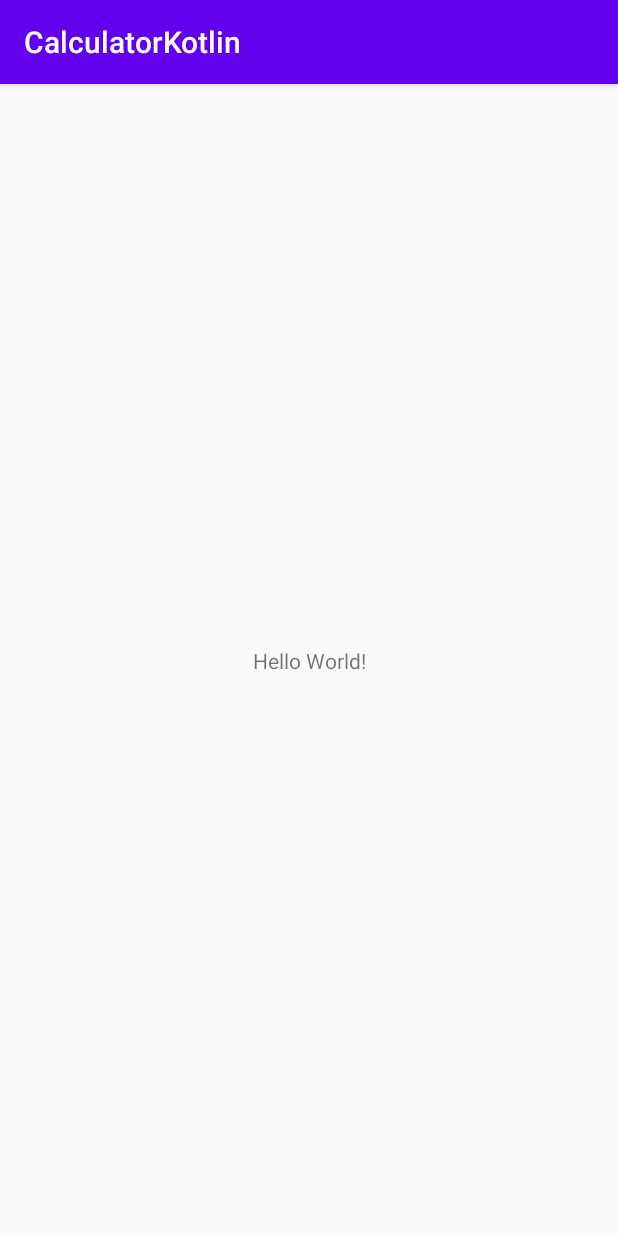
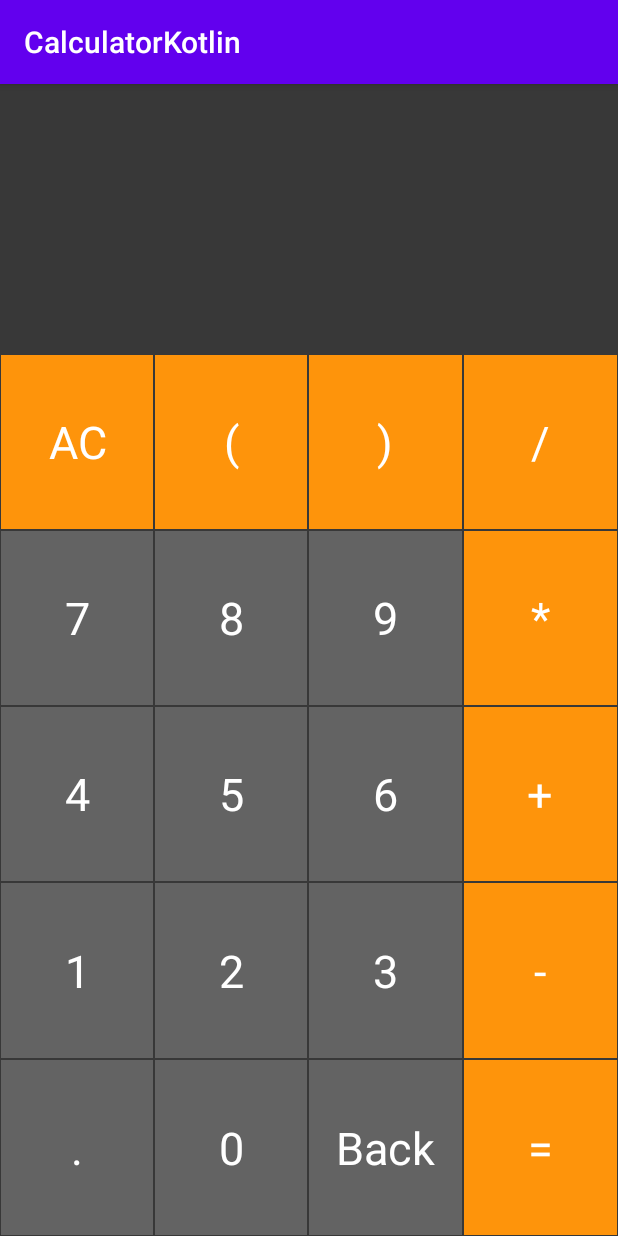
Before and after one commit to nickelk/calculator-kotlin, an Android app: the screen it shows after launch (MainActivity), on a phone screen of 412 x 824 dp. Run offline under Robolectric (Android 15) with nearby library versions, the phone set to English and light mode, and no system bars.

Commit message:
main layout added

```diff
--- a/app/src/main/res/layout/activity_main.xml
+++ b/app/src/main/res/layout/activity_main.xml
@@ -1,18 +1,141 @@
 <?xml version="1.0" encoding="utf-8"?>
-<androidx.constraintlayout.widget.ConstraintLayout xmlns:android="http://schemas.android.com/apk/res/android"
+<LinearLayout xmlns:android="http://schemas.android.com/apk/res/android"
     xmlns:app="http://schemas.android.com/apk/res-auto"
     xmlns:tools="http://schemas.android.com/tools"
     android:layout_width="match_parent"
     android:layout_height="match_parent"
+    android:background="#383838"
+    android:orientation="vertical"
     tools:context=".MainActivity">
 
     <TextView
-        android:layout_width="wrap_content"
-        android:layout_height="wrap_content"
-        android:text="Hello World!"
-        app:layout_constraintBottom_toBottomOf="parent"
-        app:layout_constraintLeft_toLeftOf="parent"
-        app:layout_constraintRight_toRightOf="parent"
-        app:layout_constraintTop_toTopOf="parent" />
+        android:id="@+id/math_operation"
+        android:layout_width="match_parent"
+        android:layout_height="80sp"
+        android:ellipsize="start"
+        android:gravity="end"
+        android:textColor="@android:color/white"
+        android:textSize="40sp" />
 
-</androidx.constraintlayout.widget.ConstraintLayout>
+    <TextView
+        android:id="@+id/result_text"
+        android:layout_width="match_parent"
+        android:layout_height="100sp"
+        android:ellipsize="end"
+        android:gravity="end"
+        android:textColor="@android:color/white"
+        android:textSize="30sp" />
+
+    <LinearLayout
+        android:layout_width="match_parent"
+        android:orientation="vertical"
+        android:layout_height="match_parent">
+
+        <LinearLayout
+            android:layout_width="match_parent"
+            android:orientation="horizontal"
+            android:layout_weight="1"
+            android:layout_height="0dp"
+            tools:ignore="Suspicious0dp">
+
+            <TextView
+                style="@style/ActionButton"
+                android:text="AC" />
+            <TextView
+                style="@style/ActionButton"
+                android:text="(" />
+            <TextView
+                style="@style/ActionButton"
+                android:text=")" />
+            <TextView
+                style="@style/ActionButton"
+                android:text="/" />
+        </LinearLayout>
+
+        <LinearLayout
+            android:layout_width="match_parent"
+            android:orientation="horizontal"
+            android:layout_weight="1"
+            android:layout_height="0dp"
+            tools:ignore="Suspicious0dp">
+
+            <TextView
+                style="@style/NumberButton"
+                android:text="7" />
+            <TextView
+                style="@style/NumberButton"
+                android:text="8" />
+            <TextView
+                style="@style/NumberButton"
+                android:text="9" />
+            <TextView
+                style="@style/ActionButton"
+                android:text="*" />
+
+        </LinearLayout>
+        <LinearLayout
+            android:layout_width="match_parent"
+            android:orientation="horizontal"
+            android:layout_weight="1"
+            android:layout_height="0dp"
+            tools:ignore="Suspicious0dp">
+
+            <TextView
+                style="@style/NumberButton"
+                android:text="4" />
+            <TextView
+                style="@style/NumberButton"
+                android:text="5" />
+            <TextView
+                style="@style/NumberButton"
+                android:text="6" />
+            <TextView
+                style="@style/ActionButton"
+                android:text="+" />
+
+        </LinearLayout>
+        <LinearLayout
+            android:layout_width="match_parent"
+            android:orientation="horizontal"
+            android:layout_weight="1"
+            android:layout_height="0dp"
+            tools:ignore="Suspicious0dp">
+
+            <TextView
+                style="@style/NumberButton"
+                android:text="1" />
+            <TextView
+                style="@style/NumberButton"
+                android:text="2" />
+            <TextView
+                style="@style/NumberButton"
+                android:text="3" />
+            <TextView
+                style="@style/ActionButton"
+                android:text="-" />
+
+        </LinearLayout>
+        <LinearLayout
+            android:layout_width="match_parent"
+            android:orientation="horizontal"
+            android:layout_weight="1"
+            android:layout_height="0dp"
+            tools:ignore="Suspicious0dp">
+
+            <TextView
+                style="@style/NumberButton"
+                android:text="." />
+            <TextView
+                style="@style/NumberButton"
+                android:text="0" />
+            <TextView
+                style="@style/NumberButton"
+                android:text="Back" />
+            <TextView
+                style="@style/ActionButton"
+                android:text="=" />
+
+        </LinearLayout>
+    </LinearLayout>
+
+</LinearLayout>
--- a/app/src/main/res/values/styles.xml
+++ b/app/src/main/res/values/styles.xml
@@ -7,4 +7,26 @@
         <item name="colorAccent">@color/colorAccent</item>
     </style>
 
+    <style name="ActionButton" >
+        <item name="android:layout_width">0dp</item>
+        <item name="android:layout_height">match_parent</item>
+        <item name="android:layout_weight">1</item>
+        <item name="android:background">#FE940B</item>
+        <item name="android:textSize">30sp</item>
+        <item name="android:textColor">#ffffff</item>
+        <item name="android:gravity">center</item>
+        <item name="android:layout_margin">0.5dp</item>
+    </style>
+
+    <style name="NumberButton" >
+        <item name="android:layout_width">0dp</item>
+        <item name="android:layout_height">match_parent</item>
+        <item name="android:layout_weight">1</item>
+        <item name="android:background">#636363</item>
+        <item name="android:textSize">30sp</item>
+        <item name="android:textColor">#ffffff</item>
+        <item name="android:gravity">center</item>
+        <item name="android:layout_margin">0.5dp</item>
+    </style>
+
 </resources>
```
